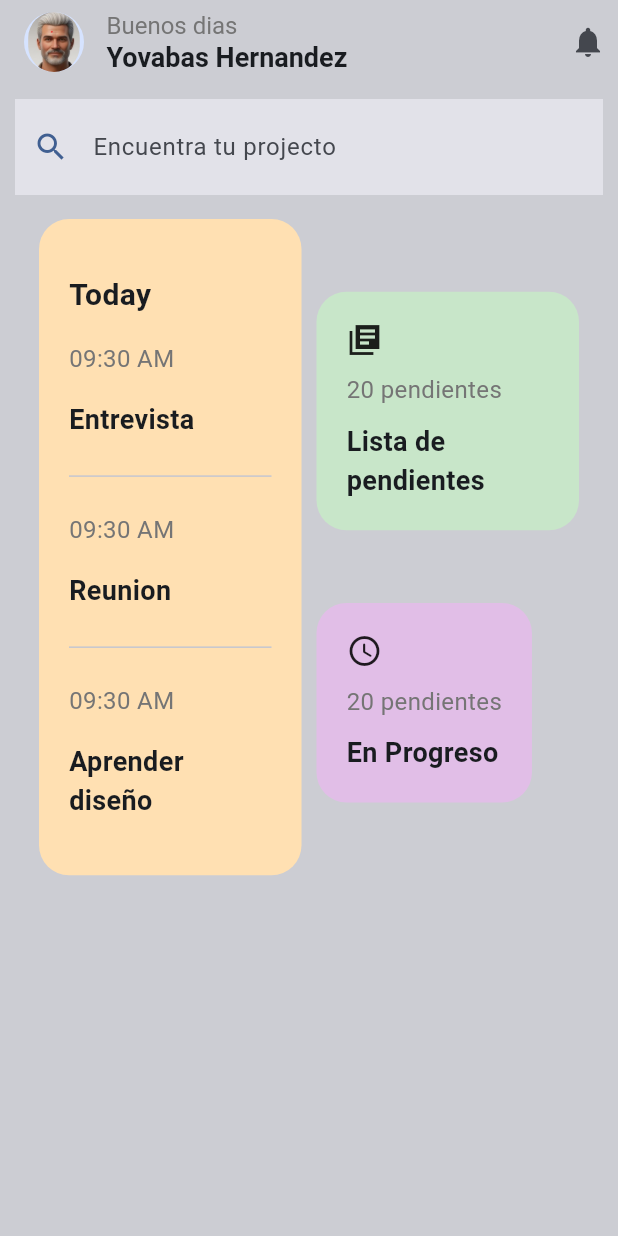
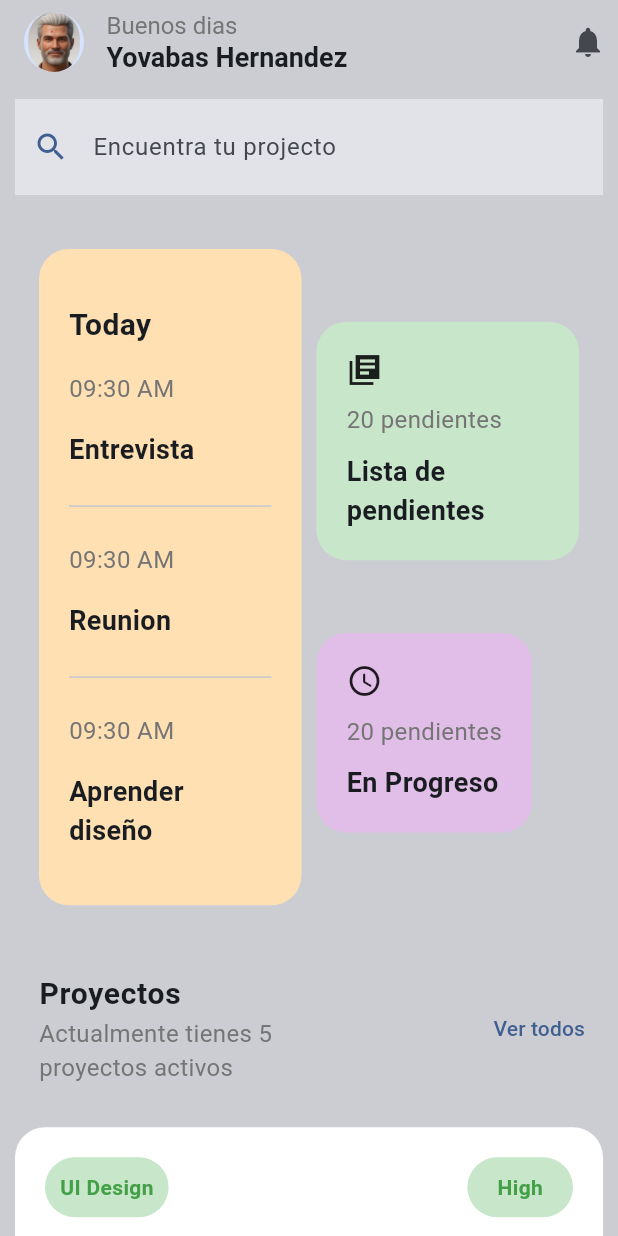
Before and after one commit to bryanmsombra27/flutter_templates, a Flutter app: the ProjectsScreen screen opened directly, on a phone screen of 412 x 824 dp. Run offline on Flutter 3.47's test engine with Material 3 defaults, Android fonts, the phone set to English and light mode, and no system bars.

Commit message:
almost finished the main page

```diff
--- a/lib/screens/projects_screen.dart
+++ b/lib/screens/projects_screen.dart
@@ -1,5 +1,6 @@
 import 'package:flutter/material.dart';
 import 'package:flutter_staggered_grid_view/flutter_staggered_grid_view.dart';
+import 'package:templates/widgets/project.dart';
 
 class ProjectsScreen extends StatelessWidget {
   const ProjectsScreen({super.key});
@@ -82,16 +83,17 @@ class ProjectsScreen extends StatelessWidget {
           ),
         ],
       ),
-      body: Padding(
+      body: SingleChildScrollView(
+        child: Padding(
           padding: const EdgeInsets.all(10),
-        child: SingleChildScrollView(
           child: Column(
+            spacing: 20,
             mainAxisSize: MainAxisSize.min,
             children: [
               _SearchBar(colors: colors),
-              SizedBox(
-                height: height,
-                child: GridView.count(
+              GridView.count(
+                shrinkWrap: true,
+
                 childAspectRatio: .4,
                 crossAxisCount: 2,
                 // 👈 Esto genera 2 columnas
@@ -185,7 +187,34 @@ class ProjectsScreen extends StatelessWidget {
                   ),
                 ],
               ),
+              Row(
+                mainAxisAlignment: MainAxisAlignment.spaceBetween,
+                children: [
+                  SizedBox(
+                    width: width * .6,
+                    child: ListTile(
+                      title: Text(
+                        "Proyectos",
+                        style: TextStyle(
+                          fontWeight: FontWeight.bold,
+                          fontSize: 20,
                         ),
+                      ),
+                      subtitle: Text(
+                        "Actualmente tienes 5 proyectos activos",
+                        maxLines: 2,
+                        softWrap: true,
+                        style: TextStyle(fontSize: 16, color: Colors.grey[600]),
+                      ),
+                    ),
+                  ),
+
+                  TextButton(onPressed: () {}, child: Text("Ver todos")),
+                ],
+              ),
+
+              Project(secondColor: Colors.green),
+              Project(secondColor: Colors.purple),
             ],
           ),
         ),
--- /dev/null
+++ b/lib/widgets/project.dart
@@ -0,0 +1,134 @@
+import 'package:flutter/material.dart';
+
+class Project extends StatelessWidget {
+  final MaterialColor firstColor;
+  final MaterialColor secondColor;
+
+  const Project({
+    super.key,
+    this.firstColor = Colors.green,
+    required this.secondColor,
+  });
+
+  @override
+  Widget build(BuildContext context) {
+    return Container(
+      decoration: BoxDecoration(
+        color: Colors.white,
+        borderRadius: BorderRadius.circular(20),
+      ),
+      padding: EdgeInsets.all(20),
+      child: Column(
+        mainAxisAlignment: MainAxisAlignment.start,
+        crossAxisAlignment: CrossAxisAlignment.start,
+        children: [
+          Row(
+            mainAxisAlignment: MainAxisAlignment.spaceBetween,
+            children: [
+              Container(
+                padding: EdgeInsets.all(10),
+                decoration: BoxDecoration(
+                  color: firstColor.shade100,
+                  borderRadius: BorderRadius.circular(20),
+                ),
+                child: Text(
+                  "UI Design",
+                  style: TextStyle(
+                    color: firstColor.shade600,
+                    fontWeight: FontWeight.bold,
+                  ),
+                ),
+              ),
+              Container(
+                padding: EdgeInsets.symmetric(vertical: 10, horizontal: 20),
+                decoration: BoxDecoration(
+                  color: secondColor.shade100,
+                  borderRadius: BorderRadius.circular(20),
+                ),
+                child: Text(
+                  "High",
+                  style: TextStyle(
+                    color: secondColor.shade600,
+                    fontWeight: FontWeight.bold,
+                  ),
+                ),
+              ),
+            ],
+          ),
+          SizedBox(height: 20),
+          Text(
+            "Proyecto Infinito",
+            style: TextStyle(fontWeight: FontWeight.bold, fontSize: 20),
+          ),
+          SizedBox(height: 10),
+          Row(
+            mainAxisAlignment: MainAxisAlignment.spaceBetween,
+            children: [
+              Text(
+                "Progreso",
+                style: TextStyle(
+                  color: Colors.grey,
+                  fontWeight: FontWeight.bold,
+                  fontSize: 14,
+                ),
+              ),
+              Text(
+                "35%",
+                style: TextStyle(fontWeight: FontWeight.bold, fontSize: 18),
+              ),
+            ],
+          ),
+
+          LinearProgressIndicator(
+            value: .3,
+            minHeight: 10,
+            color: secondColor,
+            borderRadius: BorderRadius.circular(20),
+          ),
+          SizedBox(height: 5),
+          Row(
+            mainAxisAlignment: MainAxisAlignment.spaceBetween,
+            children: [
+              Row(
+                children: [
+                  CircleAvatar(
+                    child: ClipRRect(
+                      borderRadius: BorderRadiusGeometry.circular(1000),
+                      child: Image.asset("assets/avatar.png"),
+                    ),
+                  ),
+                  CircleAvatar(
+                    child: ClipRRect(
+                      borderRadius: BorderRadiusGeometry.circular(1000),
+                      child: Image.asset("assets/avatar.png"),
+                    ),
+                  ),
+                  CircleAvatar(
+                    child: ClipRRect(
+                      borderRadius: BorderRadiusGeometry.circular(1000),
+                      child: Image.asset("assets/avatar.png"),
+                    ),
+                  ),
+                  CircleAvatar(
+                    backgroundColor: secondColor,
+                    child: Icon(Icons.add, color: Colors.white),
+                  ),
+                ],
+              ),
+
+              Row(
+                children: [
+                  Icon(Icons.chat),
+                  Text("123"),
+                  SizedBox(width: 10),
+                  Icon(Icons.check_circle),
+                  Text("123"),
+                ],
+              ),
+            ],
+          ),
+        ],
+      ),
+    );
+  }
+}
```
Lines whose indentation alone changed are shown as unchanged.
